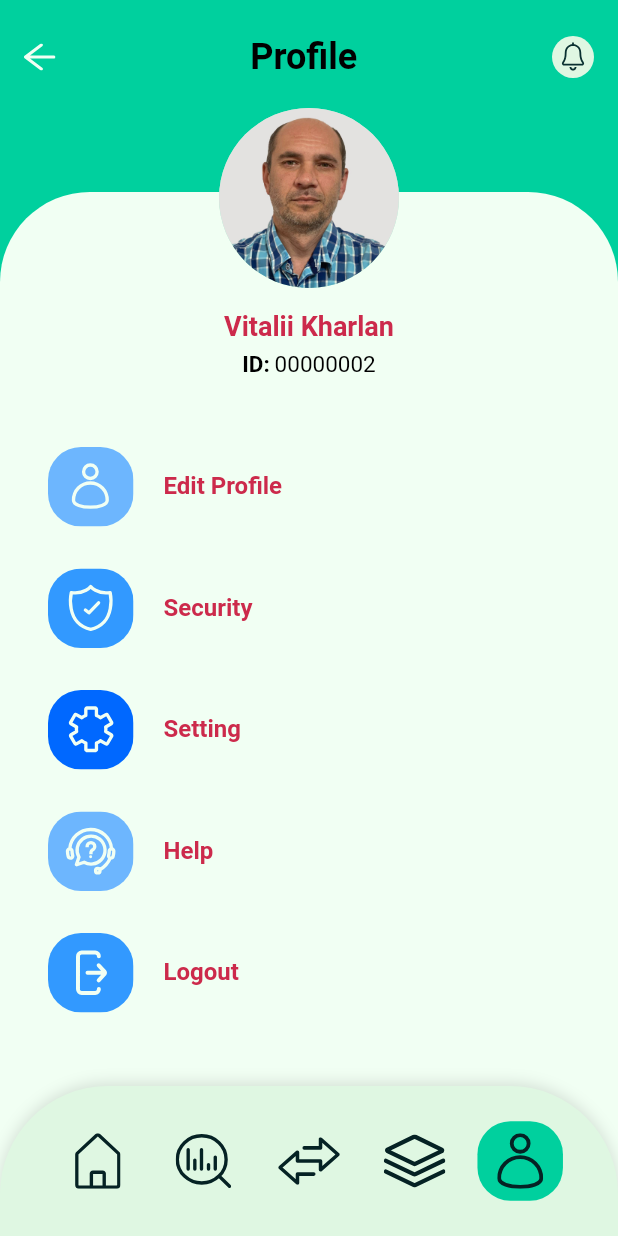
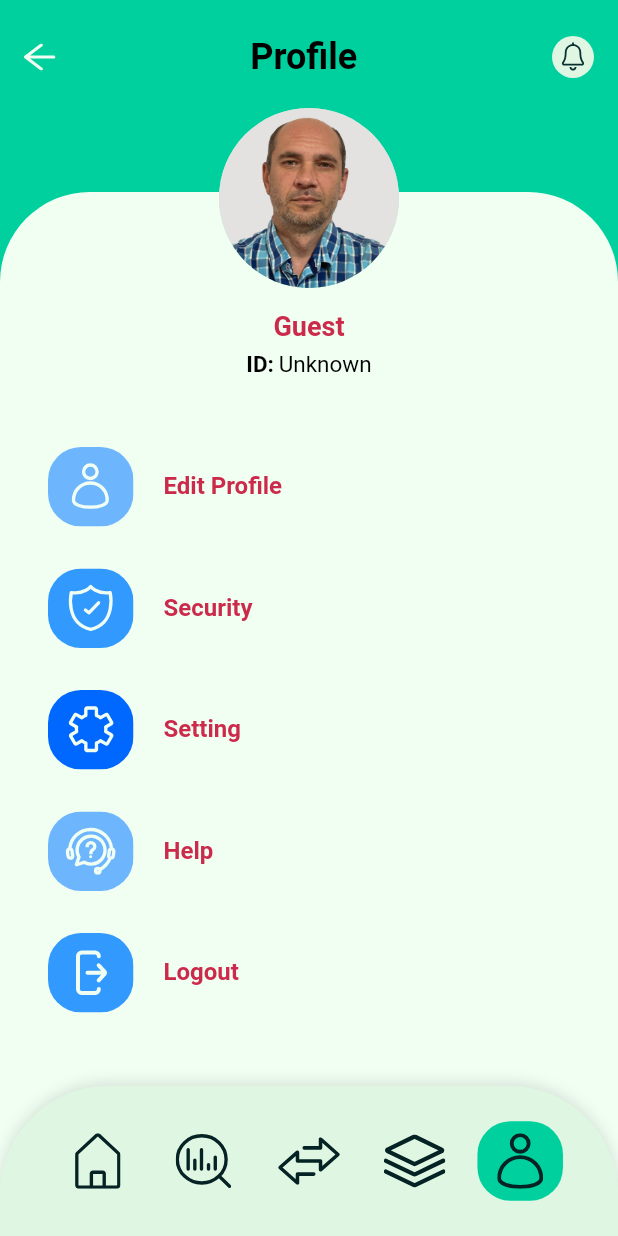
Before and after one commit to VitaliiKharlan/finance_management, a Flutter app: the ProfileScreen screen opened by its route, on a phone screen of 412 x 824 dp. Run offline on Flutter 3.47's test engine with Material 3 defaults, Android fonts, the phone set to English and light mode, and no system bars; our stand-ins replace auto_route, cloud_firestore, easy_localization, equatable, firebase_auth, firebase_core and 6 more; accounts and stored records are empty.

Commit message:
add profile_screen (real data from firebase)

```diff
--- a/lib/features/profile/view/profile_screen.dart
+++ b/lib/features/profile/view/profile_screen.dart
@@ -17,13 +17,16 @@ class ProfileScreen extends StatelessWidget {
 
   @override
   Widget build(BuildContext context) {
-    return BlocListener<AuthBloc, AuthState>(
+    return BlocConsumer<AuthBloc, AuthState>(
       listener: (context, state) {
         if (state is Unauthenticated) {
           context.router.replaceAll([WelcomeRoute()]);
         }
       },
-      child: Scaffold(
+      builder: (context, state) {
+        final fullName = state is Authenticated ? state.user.name : 'Guest';
+        final userId = state is Authenticated ? state.user.id : 'Unknown';
+        return Scaffold(
           backgroundColor: const Color(0xFF00D09E),
           body: SafeArea(
             child: Stack(
@@ -75,12 +78,13 @@ class ProfileScreen extends StatelessWidget {
                           child: Column(
                             crossAxisAlignment: CrossAxisAlignment.start,
                             children: [
-                            const Center(
+                              Center(
                                 child: Column(
                                   children: [
                                     SizedBox(height: 52),
                                     Text(
-                                    'Vitalii Kharlan',
+                                      fullName,
+                                      // 'Vitalii Kharlan',
                                       style: TextStyle(
                                         fontWeight: FontWeight.bold,
                                         fontSize: 18,
@@ -97,7 +101,8 @@ class ProfileScreen extends StatelessWidget {
                                             ),
                                           ),
                                           TextSpan(
-                                          text: '00000002',
+                                            text: userId,
+                                            // text: '00000002',
                                             style: TextStyle(
                                               fontWeight: FontWeight.normal,
                                               color: Colors.black,
@@ -137,12 +142,14 @@ class ProfileScreen extends StatelessWidget {
                                   showConfirmationDialog(
                                     context: context,
                                     title: 'Confirm Logout',
-                                  message: 'Are you sure you want to log out?',
+                                    message:
+                                        'Are you sure you want to log out?',
                                     confirmText: 'Logout',
                                     cancelText: 'Cancel',
                                     onConfirmed: () {
                                       context.read<AuthBloc>().add(
-                                        LogoutRequested());
+                                        LogoutRequested(),
+                                      );
                                     },
                                   );
                                 },
@@ -171,7 +178,8 @@ class ProfileScreen extends StatelessWidget {
               ],
             ),
           ),
-      ),
+        );
+      },
     );
   }
 }
```
Lines whose indentation alone changed are shown as unchanged.
